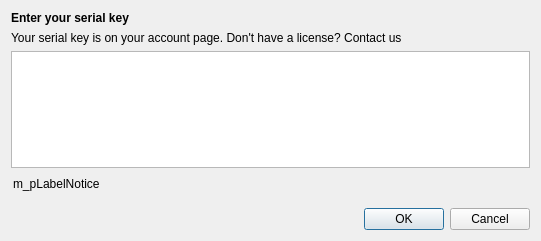
This is extra/src/lib/synergy/gui/ActivationDialog.ui in symless/synergy as Qt 5 draws it before an edit. The edited form follows.
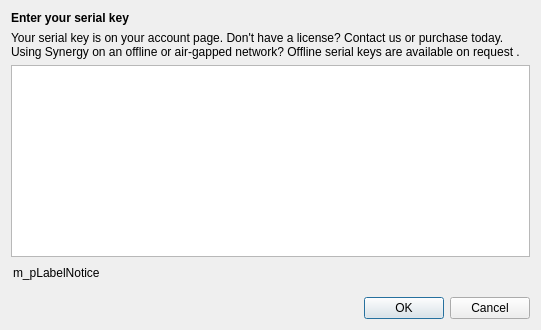
This is the edited form.

Commit message: feat: enhance ActivationDialog UI and improve license handling for personal licenses

Patch:
```diff
--- a/extra/src/lib/synergy/gui/ActivationDialog.ui
+++ b/extra/src/lib/synergy/gui/ActivationDialog.ui
@@ -7,7 +7,7 @@
     <x>0</x>
     <y>0</y>
     <width>541</width>
-    <height>241</height>
+    <height>330</height>
    </rect>
   </property>
   <property name="windowTitle">
@@ -29,7 +29,10 @@
    <item>
     <widget class="QLabel" name="label_5">
      <property name="text">
-      <string>&lt;p&gt;Your serial key is on your &lt;a href=&quot;https://synergyapp.io/account?utm_source=gui-s1&quot; style=&quot;color:#4285f4;&quot;&gt;account&lt;/span&gt;&lt;/a&gt; page. Don't have a license? &lt;a href=&quot;https://synergyapp.io/contact?utm_source=gui-s1&quot; style=&quot;color:#4285f4;&quot;&gt;Contact us&lt;/span&gt;&lt;/a&gt;&lt;/p&gt;</string>
+      <string>&lt;p&gt;Your serial key is on your &lt;a href=&quot;https://synergyapp.io/account?utm_source=gui-s1&quot; style=&quot;color:#4285f4;&quot;&gt;account&lt;/a&gt; page.&lt;br/&gt;Don't have a license? &lt;a href=&quot;https://synergyapp.io/contact?utm_source=gui-s1&quot; style=&quot;color:#4285f4;&quot;&gt;Contact us&lt;/a&gt; or &lt;a href=&quot;https://synergyapp.io/purchase?utm_source=gui-s1&quot; style=&quot;color:#4285f4;&quot;&gt;purchase&lt;/a&gt; today.&lt;/p&gt;&lt;p&gt;Using Synergy on an offline or air-gapped network?&lt;br/&gt;Offline serial keys are &lt;a href=&quot;https://synergyapp.io/contact?utm_source=gui-s1&quot; style=&quot;color:#4285f4;&quot;&gt;available on request&lt;/a&gt;.&lt;/p&gt;</string>
+     </property>
+     <property name="wordWrap">
+      <bool>true</bool>
      </property>
      <property name="openExternalLinks">
       <bool>true</bool>
@@ -38,22 +41,9 @@
    </item>
    <item>
     <widget class="QTextEdit" name="m_pTextEditSerialKey">
-     <property name="enabled">
-      <bool>true</bool>
-     </property>
      <property name="tabChangesFocus">
       <bool>true</bool>
      </property>
-     <property name="html">
-      <string>&lt;!DOCTYPE HTML PUBLIC &quot;-//W3C//DTD HTML 4.0//EN&quot; &quot;http://www.w3.org/TR/REC-html40/strict.dtd&quot;&gt;
-&lt;html&gt;&lt;head&gt;&lt;meta name=&quot;qrichtext&quot; content=&quot;1&quot; /&gt;&lt;meta charset=&quot;utf-8&quot; /&gt;&lt;style type=&quot;text/css&quot;&gt;
-p, li { white-space: pre-wrap; }
-hr { height: 1px; border-width: 0; }
-li.unchecked::marker { content: &quot;\2610&quot;; }
-li.checked::marker { content: &quot;\2612&quot;; }
-&lt;/style&gt;&lt;/head&gt;&lt;body style=&quot; font-family:'Cantarell'; font-size:11pt; font-weight:400; font-style:normal;&quot;&gt;
-&lt;p style=&quot;-qt-paragraph-type:empty; margin-top:0px; margin-bottom:0px; margin-left:0px; margin-right:0px; -qt-block-indent:0; text-indent:0px; font-family:'Sans'; font-size:10pt;&quot;&gt;&lt;br /&gt;&lt;/p&gt;&lt;/body&gt;&lt;/html&gt;</string>
-     </property>
      <property name="acceptRichText">
       <bool>false</bool>
      </property>
```
The commit also changes 2 other files.
